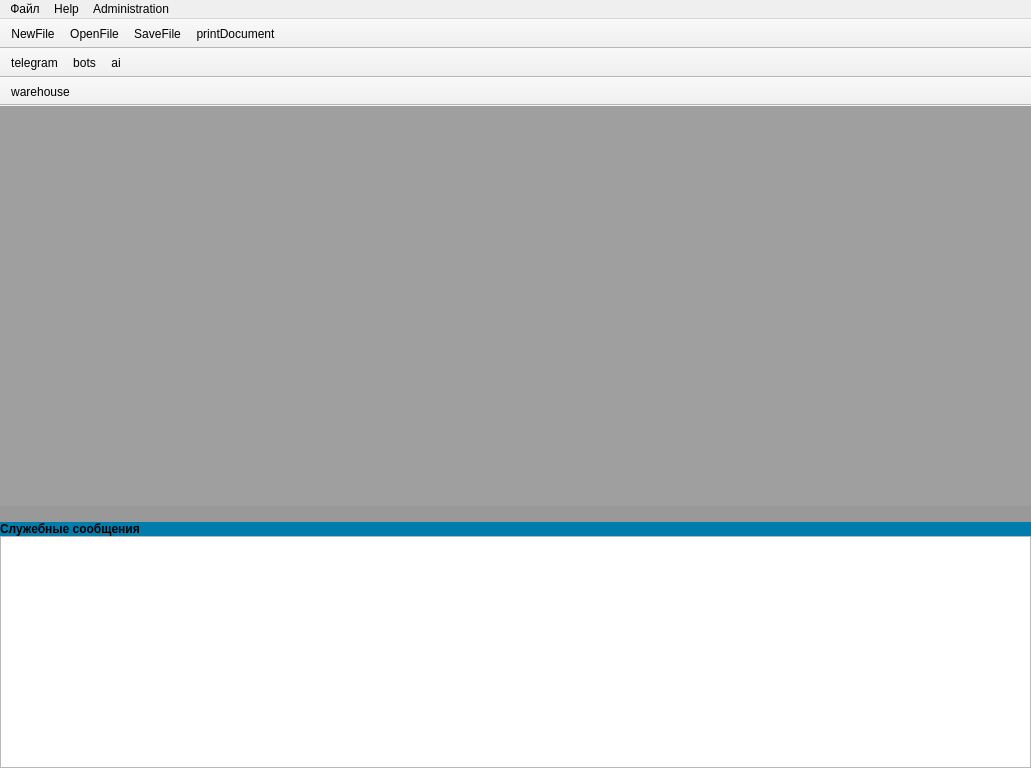
First picture: the form in src/kcrm.ui, repository K3130/KCRM, before the edit.
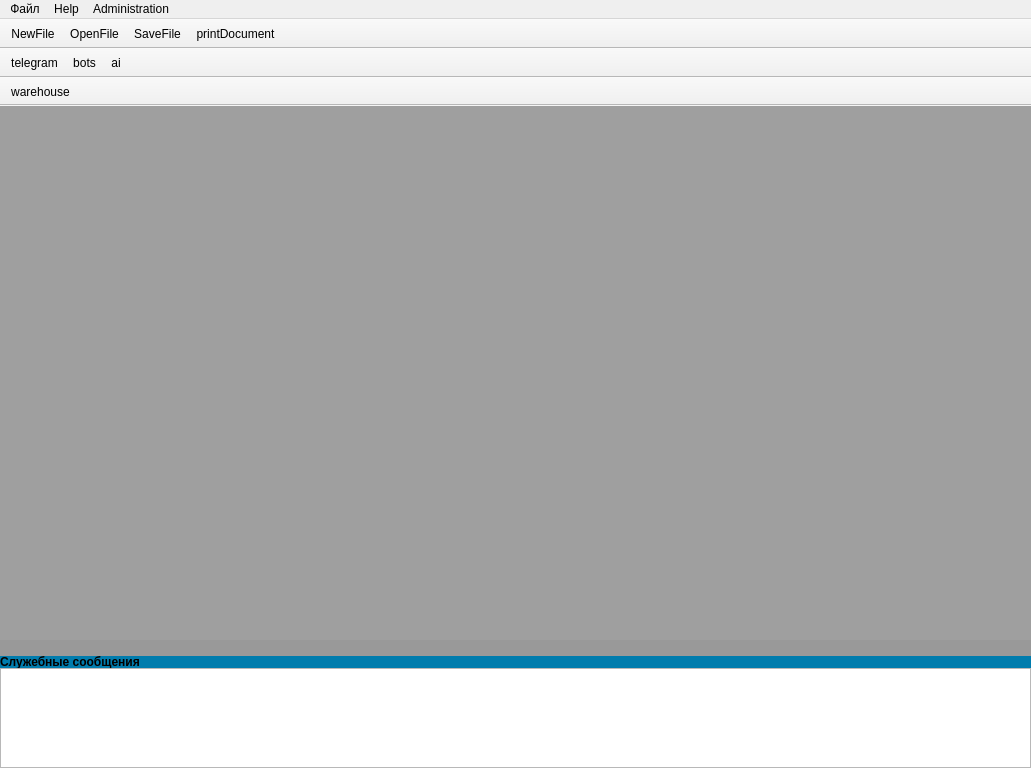
Second picture: the form after the edit. Icons and pictures are not drawn. Custom widgets are drawn as their Qt base class.

```diff
--- a/src/kcrm.ui
+++ b/src/kcrm.ui
@@ -94,7 +94,7 @@
         <property name="maximumSize">
          <size>
           <width>16777215</width>
-          <height>15</height>
+          <height>12</height>
          </size>
         </property>
         <property name="font">
@@ -118,7 +118,13 @@
         <property name="minimumSize">
          <size>
           <width>1029</width>
-          <height>152</height>
+          <height>100</height>
+         </size>
+        </property>
+        <property name="maximumSize">
+         <size>
+          <width>16777215</width>
+          <height>100</height>
          </size>
         </property>
         <property name="readOnly">
```
